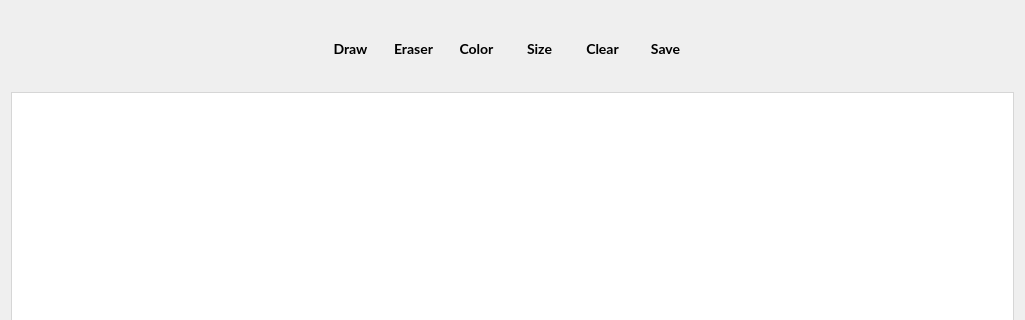
Before: the Qt Designer form mainwindow.ui in NataliaShishuk/SimpleWhiteBoard, drawn with Qt 5; both pictures show x 0 to 1025 and y 0 to 320 of the 1025 by 611 pixel window.
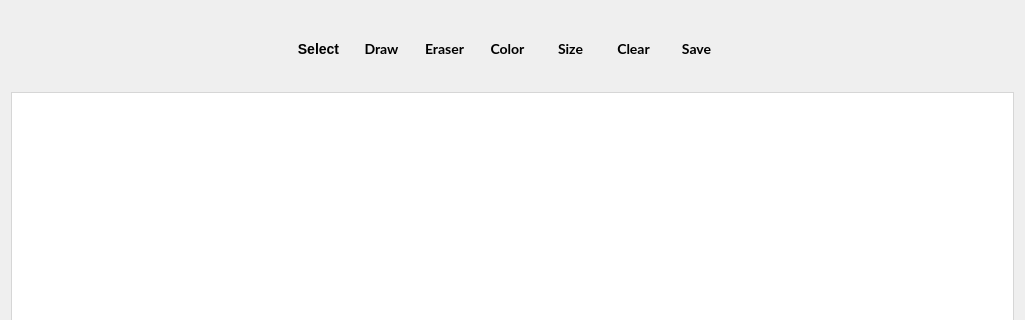
After: the same form once the commit is applied. Icons and pictures are not drawn.

```diff
--- a/mainwindow.ui
+++ b/mainwindow.ui
@@ -62,7 +62,7 @@
 QToolButton::menu-indicator { image: none; }
 </string>
       </property>
-      <layout class="QHBoxLayout" name="horizontalLayout" stretch="0,0,0,0,0,0,0,0">
+      <layout class="QHBoxLayout" name="horizontalLayout" stretch="0,0,0,0,0,0,0,0,0">
        <property name="spacing">
         <number>10</number>
        </property>
@@ -85,6 +85,26 @@
          </property>
         </spacer>
        </item>
+       <item>
+        <widget class="QToolButton" name="selectButton">
+         <property name="cursor">
+          <cursorShape>PointingHandCursor</cursorShape>
+         </property>
+         <property name="toolTip">
+          <string>Select objects</string>
+         </property>
+         <property name="text">
+          <string>Select</string>
+         </property>
+         <property name="icon">
+          <iconset resource="resources.qrc">
+           <normaloff>:/icons/select.png</normaloff>:/icons/select.png</iconset>
+         </property>
+         <property name="toolButtonStyle">
+          <enum>Qt::ToolButtonTextUnderIcon</enum>
+         </property>
+        </widget>
+       </item>
        <item>
         <widget class="QToolButton" name="drawButton">
          <property name="font">
```
Left out of the diff: 3 changed lines with no effect on the pictures.
